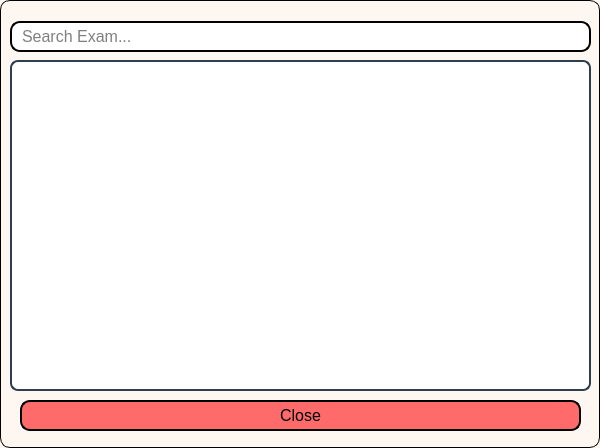
This is TeacherPanel/TeacherExamManagement.ui in sarimkhan4/SchoolManagementSystem as Qt 5 draws it before an edit. The edited form follows.
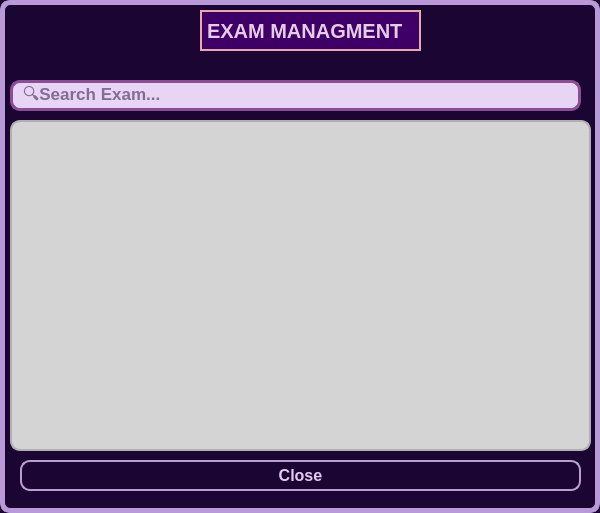
This is the edited form.

The edit to the form file:
```diff
--- a/TeacherPanel/TeacherExamManagement.ui
+++ b/TeacherPanel/TeacherExamManagement.ui
@@ -7,7 +7,7 @@
     <x>0</x>
     <y>0</y>
     <width>600</width>
-    <height>448</height>
+    <height>513</height>
    </rect>
   </property>
   <property name="windowTitle">
@@ -15,8 +15,8 @@
   </property>
   <property name="styleSheet">
    <string notr="true">QDialog#TeacherExamManagement {
-        background-color: #fef6f0   ;
-        border: 1px solid black;
+     background-color:#1B0633;
+border:5px solid #B89AD8;
         border-radius: 10%;
 }</string>
   </property>
@@ -24,51 +24,55 @@
    <property name="geometry">
     <rect>
      <x>10</x>
-     <y>21</y>
-     <width>581</width>
+     <y>80</y>
+     <width>571</width>
      <height>31</height>
     </rect>
    </property>
    <property name="styleSheet">
     <string notr="true">QLineEdit#searchBar {
-    color: black;;
-    border: 1.5px solid black;;
+  color:#1B0633;
+    border: 3px solid #8d4d95;
     border-radius: 10px;
-        font-size: 16px;
-        padding: 0px 8px 0px 8px;
+        font-size: 17px;
+font-weight: 570;
+padding: 0px 8px 0px 8px;
+background-color: #E8D4F4 ;
 }
 </string>
    </property>
    <property name="placeholderText">
-    <string>Search Exam...</string>
+    <string>🔍Search Exam...</string>
    </property>
   </widget>
   <widget class="QTableView" name="examTable">
    <property name="geometry">
     <rect>
      <x>10</x>
-     <y>60</y>
+     <y>120</y>
      <width>581</width>
      <height>331</height>
     </rect>
    </property>
    <property name="styleSheet">
     <string notr="true">QTableView#examTable {
-    border: 1.5px solid #2c3e50;
-    border-radius: 8px;
-    background-color: #ffffff;
+   border: 1.5px solid #b0b0b0;  /* Softer grey border */
+    border-radius: 10px;
+    background-color: #d4d4d4;    /* Lighter table background */
     font-family: 'Segoe UI', sans-serif;
     font-size: 11pt;
-    color: #2c3e50;
-    gridline-color: #ecf0f1;
-    alternate-background-color: #f7f9fa;
-    selection-background-color: #d6eaf8;
-    selection-color: #1a252f;
+    color: #1f1f1f;
+    gridline-color: #bcbcbc;      /* Mid grey grid lines */
+    alternate-background-color: #e2e2e2;  /* Subtle row alternation */
+    selection-background-color: #b0b0b0;  /* Visible selection */
+    selection-color: #000000;
+    font-weight: 500;
+
 }
 
 QHeaderView::section {
-    background-color: #2c3e50;
-    color: white;
+    background-color: #4b4b4b;    /* Darker grey header */
+    color: #ffffff;               /* Light font for contrast */
     font-weight: bold;
     font-size: 11pt;
     padding: 6px;
@@ -76,19 +80,21 @@
     font-family: 'Segoe UI', sans-serif;
 }
 
-QTableView QTableCornerButton::section {
-    background-color: #2c3e50;
+QTableWidget QTableCornerButton::section {
+   background-color: #8a8a8a;    /* Match header color */
     border: none;
 }
 
-QTableView::item {
-    padding: 8px 10px;
-    font-size: 9pt;
+QTableWidget::item {
+      padding: 8px 10px;
+    font-size: 10pt;
+    color: #1f1f1f;
+    background-color: transparent;
 }
 
-QTableView::item:selected {
-    background-color: #d6eaf8;
-    color: #1a252f;
+QTableWidget::item:selected {
+    background-color: #b0b0b0;
+    color: #000000;
 }
 </string>
    </property>
@@ -97,18 +103,22 @@
    <property name="geometry">
     <rect>
      <x>20</x>
-     <y>400</y>
+     <y>460</y>
      <width>561</width>
      <height>31</height>
     </rect>
    </property>
    <property name="styleSheet">
     <string notr="true">QPushButton#closeButton {
-    background-color: #ff6b6b;
-    border: 1.5px solid black;
+     border: 1.5px solid #B89FD0;
     border-radius: 10px;
     padding: 6px;
     font-size: 16px;
+background: qlineargradient(x1:0, y1:0, x2:1, y2:1,
+                            stop:0 rgb(95, 2, 95),
+                            stop:1 rgb(216, 181, 221));
+color:#e4c9f2;
+font-weight:700;
 }
 
 /* Hover effect */
@@ -122,6 +132,30 @@
     <string>Close</string>
    </property>
   </widget>
+  <widget class="QLabel" name="label">
+   <property name="geometry">
+    <rect>
+     <x>200</x>
+     <y>10</y>
+     <width>221</width>
+     <height>41</height>
+    </rect>
+   </property>
+   <property name="styleSheet">
+    <string notr="true">QLabel#label{
+  background-color: #3E0066;
+  color: #E6CCE7;
+  border: 2px solid #E7A9A9;
+  font-weight: bold;
+  font-size: 20px;
+  text-align: center;
+
+;}</string>
+   </property>
+   <property name="text">
+    <string>EXAM MANAGMENT</string>
+   </property>
+  </widget>
  </widget>
  <resources/>
  <connections/>
```
Left out of the diff: 2 changed lines with no effect on the pictures.
